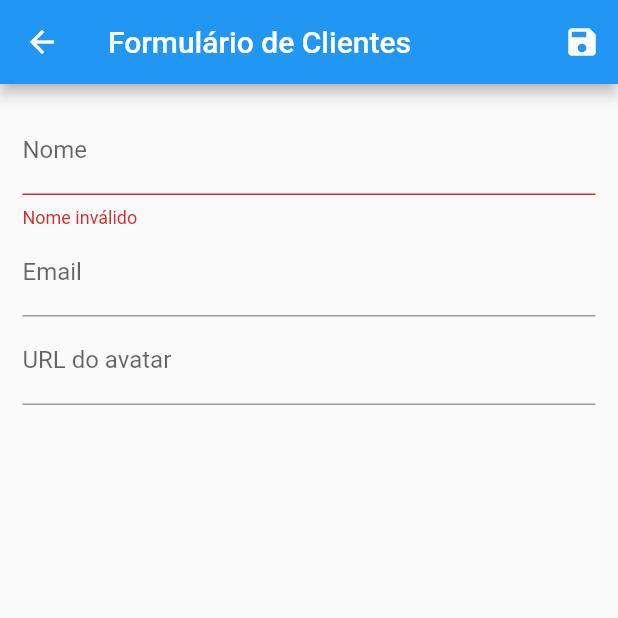
After one commit to FelipeJustusMatos/Roll-s, a Flutter app: the ClienteForm screen opened directly, after a tap on the "save" icon, on a phone screen of 412 x 824 dp, the top half of it. The commit adds this screen. Run offline on Flutter 3.47's test engine with Material 2 defaults, Android fonts, the phone set to English and light mode, and no system bars.

Commit message:
Add files via upload

```diff
--- /dev/null
+++ b/lib/views/cliente_form.dart
@@ -0,0 +1,105 @@
+import 'package:flutter/cupertino.dart';
+import 'package:flutter/material.dart';
+import 'package:provider/provider.dart';
+import 'package:rolls/modelo/client.dart';
+import 'package:rolls/provider/Client.dart';
+
+class ClienteForm extends StatefulWidget {
+
+  @override
+  _ClienteFormState createState() => _ClienteFormState();
+}
+
+class _ClienteFormState extends State<ClienteForm> {
+  final _form = GlobalKey<FormState>();
+
+  final Map<String, String> _formData = {};
+
+  void _loadFormData(Cliente cliente){
+    if(cliente != null){
+    _formData['id'] = cliente.id;
+    _formData['name'] = cliente.name;
+    _formData['email'] = cliente.email;
+    _formData['avatarUrl'] = cliente.avatarUrl;
+  }
+}
+
+@override
+  void didChangeDependencies() {
+    super.didChangeDependencies();
+
+    final Cliente cliente = ModalRoute.of(context).settings.arguments;
+   _loadFormData(cliente);
+
+  }
+
+
+  @override
+  Widget build(BuildContext context) {
+
+    return Scaffold(
+      //drawer: MyHamburguer(),
+      appBar: AppBar(
+        title: Text('Formulário de Clientes'),
+        actions: <Widget>[
+          IconButton(
+            icon: Icon(Icons.save),
+            onPressed: (){
+              final isValid = _form.currentState.validate();
+              if(isValid) {
+               _form.currentState.save();
+
+               Provider.of<ClienteProvider>(context, listen: false).put(
+                Cliente(
+                 id: _formData['id'],
+                 name: _formData['name'],
+                 email: _formData['email'],
+                 avatarUrl: _formData['avatarUrl'],
+                ),
+               );
+               Navigator.of(context).pop();
+              }
+
+            },
+          ),
+        ],
+      ),
+      body: Padding(
+        padding: EdgeInsets.all(15),
+        child: Form(
+          key: _form,
+          child: Column(
+            children: <Widget>[
+              TextFormField(
+                initialValue: _formData['name'],
+                decoration: InputDecoration(labelText: 'Nome'),
+                validator: (value) {
+                  if (value == null || value.trim().isEmpty) {
+                    return 'Nome inválido';
+                  }
+
+                  if (value.trim().length < 3) {
+                    return 'Nome muito pequeno, No mínimo 3 letras';
+                  }
+
+                  return null;
+                },
+                onSaved: (value) => _formData['name'] = value,
+              ),
+              TextFormField(
+                initialValue: _formData['email'],
+                decoration: InputDecoration(labelText: 'Email'),
+                onSaved: (value) => _formData['email'] = value,
+              ),
+              TextFormField(
+                initialValue: _formData['avatarUrl'],
+                decoration: InputDecoration(labelText: 'URL do avatar'),
+                onSaved: (value) => _formData['avatarUrl'] = value,
+              ),
+            ],
+          ),
+          ),
+        ),
+    );
+  }
+}
```
Also changed, not shown: lib/views/client_list.dart (+17 -11 lines), lib/views/client_rolls.dart (added, +81 -0 lines).
